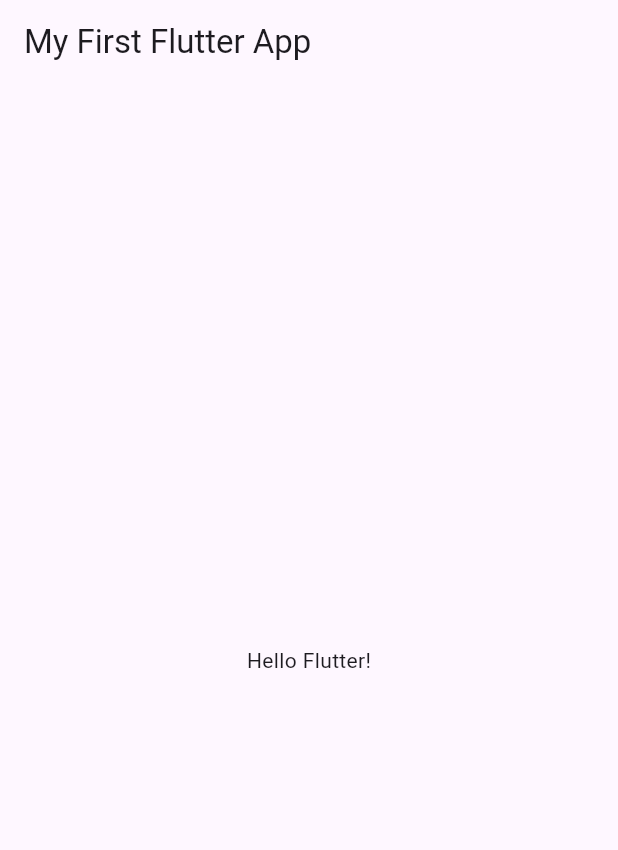
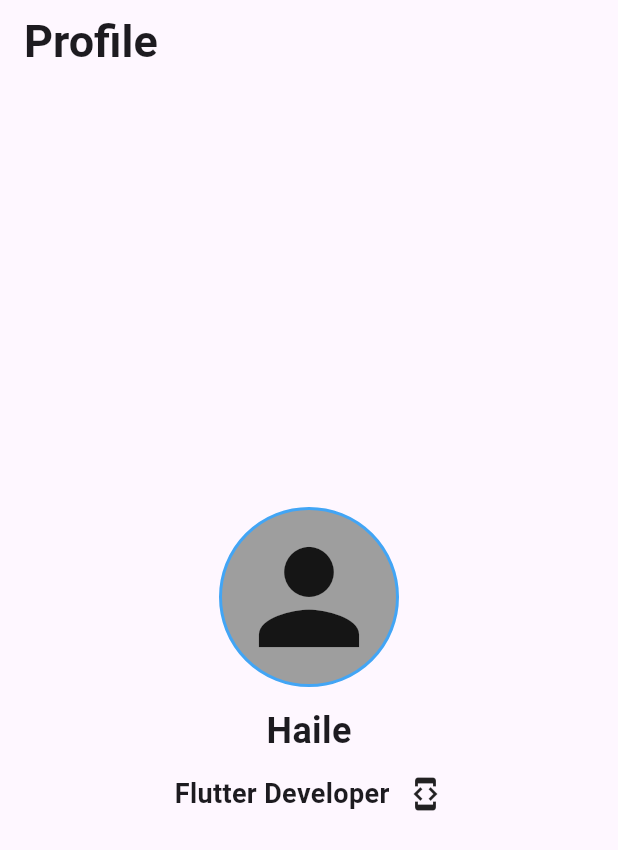
Before and after one commit to haile-12-21-23/zero_to_hero_mobile_dev, a Flutter app: the screen it shows after launch, on a phone screen of 412 x 824 dp. Shown: the top 850 px of the screen. Run offline on Flutter 3.47's test engine with Material 3 defaults, Android fonts, the phone set to English and light mode, and no system bars.

Commit message:
Day 12: widget basics.

```diff
--- /dev/null
+++ b/lib/flutter_phase/day_12_widgets_basics.dart
@@ -0,0 +1,61 @@
+import 'package:flutter/material.dart';
+
+class Day12WidgetsBasics extends StatelessWidget {
+  const Day12WidgetsBasics({super.key});
+
+  @override
+  Widget build(BuildContext context) {
+    return Scaffold(
+      appBar: AppBar(
+        title: Text(
+          "Profile",
+          style: TextStyle(fontSize: 30, fontWeight: FontWeight.bold),
+        ),
+      ),
+      // Arranges widgets vertically.
+      body: Column(
+        //Aligns widgets along the main axis.
+        mainAxisAlignment: MainAxisAlignment.center,
+        crossAxisAlignment: CrossAxisAlignment.center,
+        children: [
+          // Used for:
+          // Styling
+          // Spacing
+          //Background colors
+          //Width & height
+          Container(
+            width: 120,
+            height: 120,
+            decoration: BoxDecoration(
+              color: Colors.grey.shade500,
+              border: Border.all(width: 2, color: Colors.blue.shade400),
+              borderRadius: BorderRadius.circular(100), // make it circular
+            ),
+            //Displays built-in Material icons.
+            child: Icon(Icons.person, size: 100),
+          ),
+          const SizedBox(height: 12),
+          // Displays text on the screen.
+          Text(
+            "Haile",
+            style: TextStyle(fontSize: 24, fontWeight: FontWeight.bold),
+          ),
+          const SizedBox(height: 12),
+          // Arranges widgets horizontally.
+          Row(
+            mainAxisAlignment: MainAxisAlignment.center,
+            children: [
+              Text(
+                "Flutter Developer",
+                style: TextStyle(fontSize: 18, fontWeight: FontWeight.w700),
+              ),
+              const SizedBox(width: 12),
+              //Displays built-in Material icons.
+              Icon(Icons.developer_mode_outlined),
+            ],
+          ),
+        ],
+      ),
+    );
+  }
+}
--- a/lib/main.dart
+++ b/lib/main.dart
@@ -1,5 +1,6 @@
 import 'package:flutter/material.dart';
 import 'package:zero_to_hero_mobile_dev/flutter_phase/day_11_flutter_setup.dart';
+import 'package:zero_to_hero_mobile_dev/flutter_phase/day_12_widgets_basics.dart';
 
 void main() {
   runApp(const MyApp());
@@ -17,7 +18,7 @@ class MyApp extends StatelessWidget {
 
         colorScheme: .fromSeed(seedColor: Colors.deepPurple),
       ),
-      home: const Day11FlutterSetup(),
+      home: const Day12WidgetsBasics(),
     );
   }
 }
```
Also changed, not shown: 1 other file.
